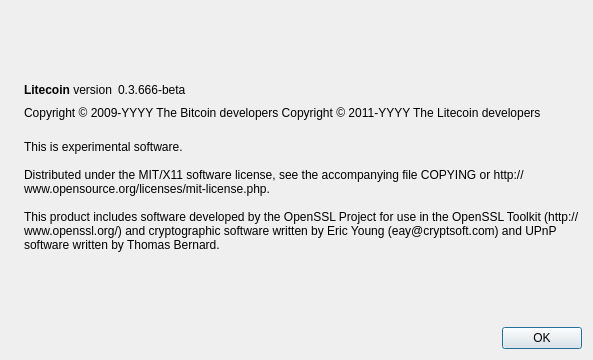
Before: the Qt Designer form src/qt/forms/aboutdialog.ui in marscoin/marscoin, drawn with Qt 5.
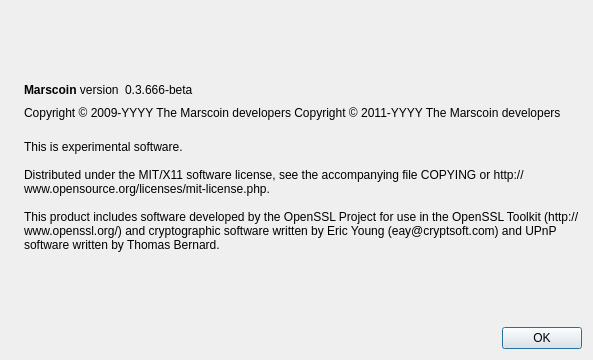
After: the same form once the commit is applied. Icons and pictures are not drawn.

Commit message: s/lite,bit/marscoin

```diff
--- a/src/qt/forms/aboutdialog.ui
+++ b/src/qt/forms/aboutdialog.ui
@@ -50,7 +50,7 @@
           <cursorShape>IBeamCursor</cursorShape>
          </property>
          <property name="text">
-          <string>&lt;b&gt;Litecoin&lt;/b&gt; version</string>
+          <string>&lt;b&gt;Marscoin&lt;/b&gt; version</string>
          </property>
          <property name="textInteractionFlags">
           <set>Qt::LinksAccessibleByMouse|Qt::TextSelectableByKeyboard|Qt::TextSelectableByMouse</set>
@@ -91,8 +91,8 @@
         <cursorShape>IBeamCursor</cursorShape>
        </property>
        <property name="text">
-        <string notr="true">Copyright &amp;copy; 2009-YYYY The Bitcoin developers
-Copyright &amp;copy; 2011-YYYY The Litecoin developers</string>
+        <string notr="true">Copyright &amp;copy; 2009-YYYY The Marscoin developers
+Copyright &amp;copy; 2011-YYYY The Marscoin developers</string>
        </property>
        <property name="textFormat">
         <enum>Qt::RichText</enum>
```
Left out of the diff: 6 changed lines with no effect on the pictures. The commit also changes 290 other files.
